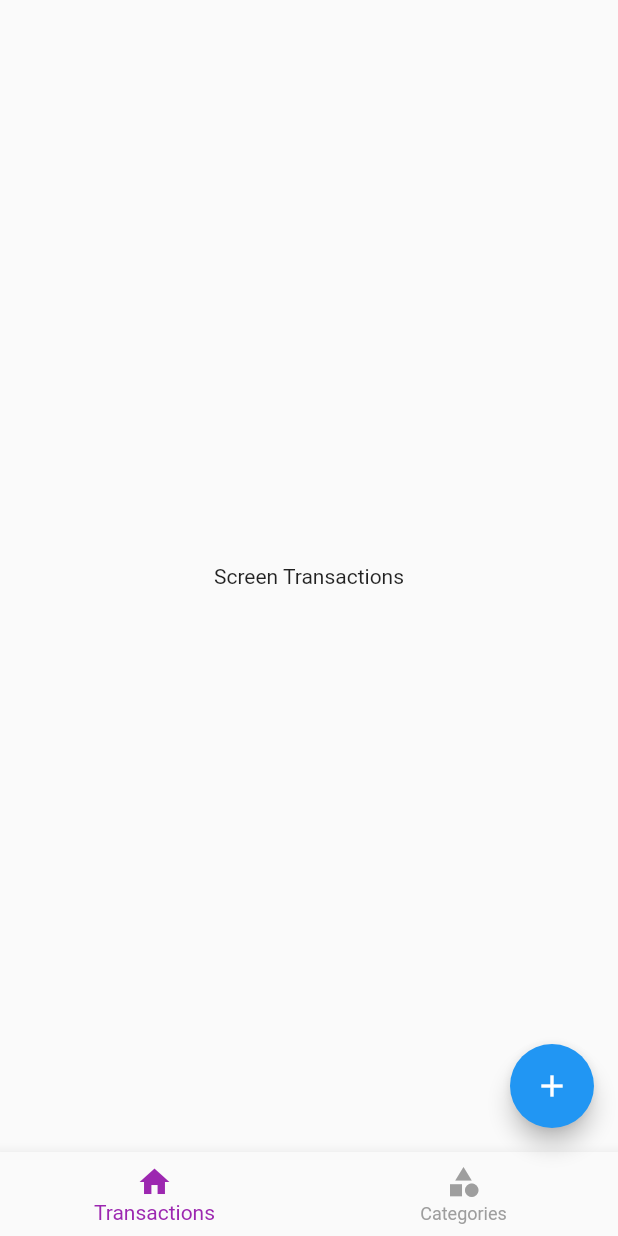
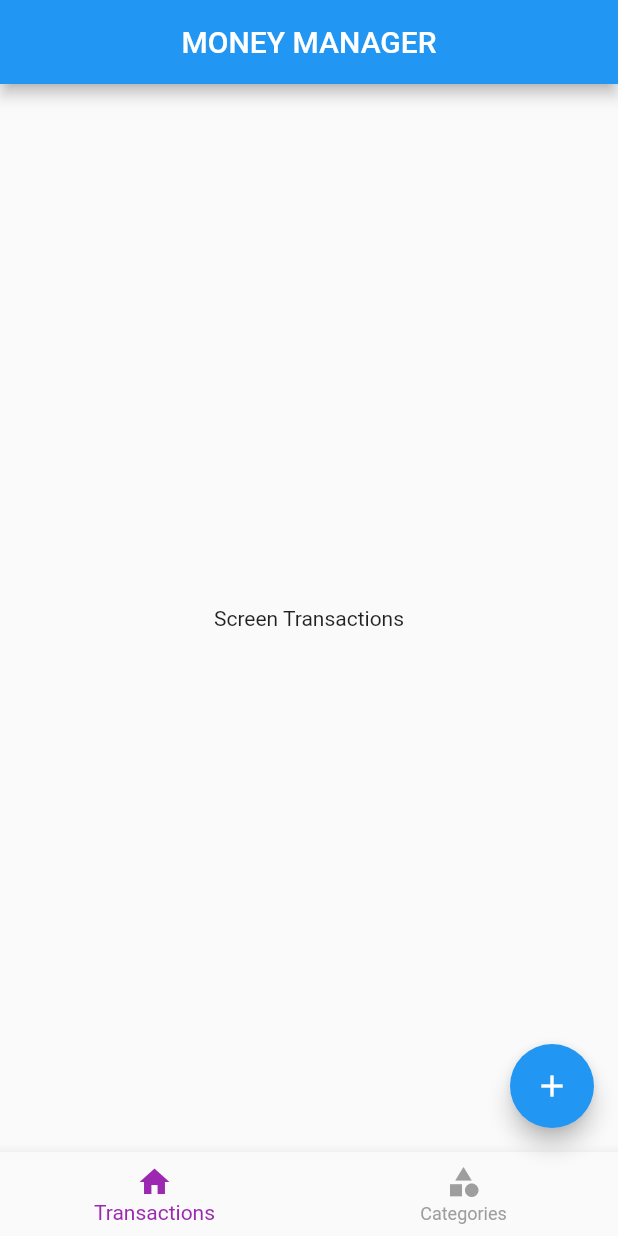
Before and after one commit to vishnuraj-m/Flutter-Money-Manager-App, a Flutter app: the screen it shows after launch, on a phone screen of 412 x 824 dp. Run offline on Flutter 3.47's test engine with Material 2 defaults, Android fonts, the phone set to English and light mode, and no system bars.

Commit message:
App Bar Completed

```diff
--- a/lib/screens/home/screen_home.dart
+++ b/lib/screens/home/screen_home.dart
@@ -15,6 +15,10 @@ class ScreenHome extends StatelessWidget {
   @override
   Widget build(BuildContext context) {
     return Scaffold(
+      appBar: AppBar(
+        title: const Text('MONEY MANAGER'),
+        centerTitle: true,
+      ),
       bottomNavigationBar: const MoneyManagerBottomNavigation(),
       body: SafeArea(
         child: ValueListenableBuilder(
```
